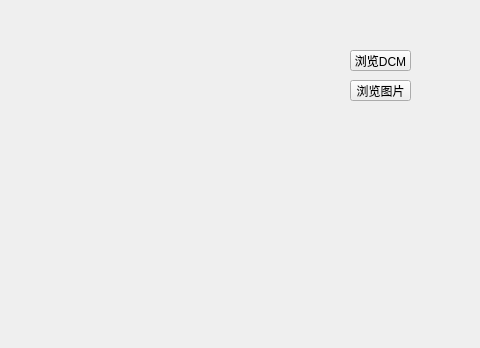
Before: the Qt Designer form QtGuiApplicationTest/QtGuiApplicationTest/MainTabPageFirst.ui in xautshuanglong/QtLearningRepository, drawn with Qt 5; both pictures show x 320 to 800 and y 0 to 348 of the 800 by 541 pixel window.
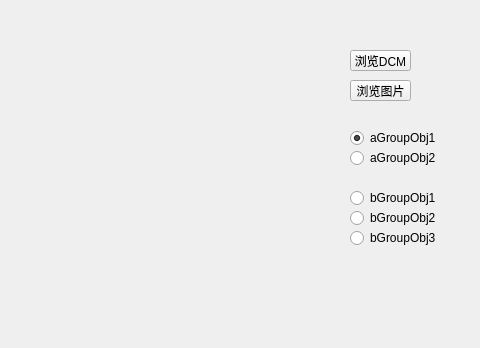
After: the same form once the commit is applied.

```diff
--- a/QtGuiApplicationTest/QtGuiApplicationTest/MainTabPageFirst.ui
+++ b/QtGuiApplicationTest/QtGuiApplicationTest/MainTabPageFirst.ui
@@ -87,6 +87,80 @@
     <string>浏览图片</string>
    </property>
   </widget>
+  <widget class="QRadioButton" name="aGroupObj1">
+   <property name="geometry">
+    <rect>
+     <x>670</x>
+     <y>130</y>
+     <width>89</width>
+     <height>16</height>
+    </rect>
+   </property>
+   <property name="styleSheet">
+    <string notr="true"/>
+   </property>
+   <property name="text">
+    <string>aGroupObj1</string>
+   </property>
+   <property name="checked">
+    <bool>true</bool>
+   </property>
+  </widget>
+  <widget class="QRadioButton" name="aGroupObj2">
+   <property name="geometry">
+    <rect>
+     <x>670</x>
+     <y>150</y>
+     <width>89</width>
+     <height>16</height>
+    </rect>
+   </property>
+   <property name="text">
+    <string>aGroupObj2</string>
+   </property>
+  </widget>
+  <widget class="QRadioButton" name="bGroupObj1">
+   <property name="geometry">
+    <rect>
+     <x>670</x>
+     <y>190</y>
+     <width>89</width>
+     <height>16</height>
+    </rect>
+   </property>
+   <property name="text">
+    <string>bGroupObj1</string>
+   </property>
+  </widget>
+  <widget class="QRadioButton" name="bGroupObj2">
+   <property name="geometry">
+    <rect>
+     <x>670</x>
+     <y>210</y>
+     <width>89</width>
+     <height>16</height>
+    </rect>
+   </property>
+   <property name="text">
+    <string>bGroupObj2</string>
+   </property>
+  </widget>
+  <widget class="QRadioButton" name="bGroupObj3">
+   <property name="enabled">
+    <bool>true</bool>
+   </property>
+   <property name="geometry">
+    <rect>
+     <x>670</x>
+     <y>230</y>
+     <width>89</width>
+     <height>16</height>
+    </rect>
+   </property>
+   <property name="text">
+    <string>bGroupObj3</string>
+   </property>
+  </widget>
  </widget>
  <resources/>
  <connections/>
```
